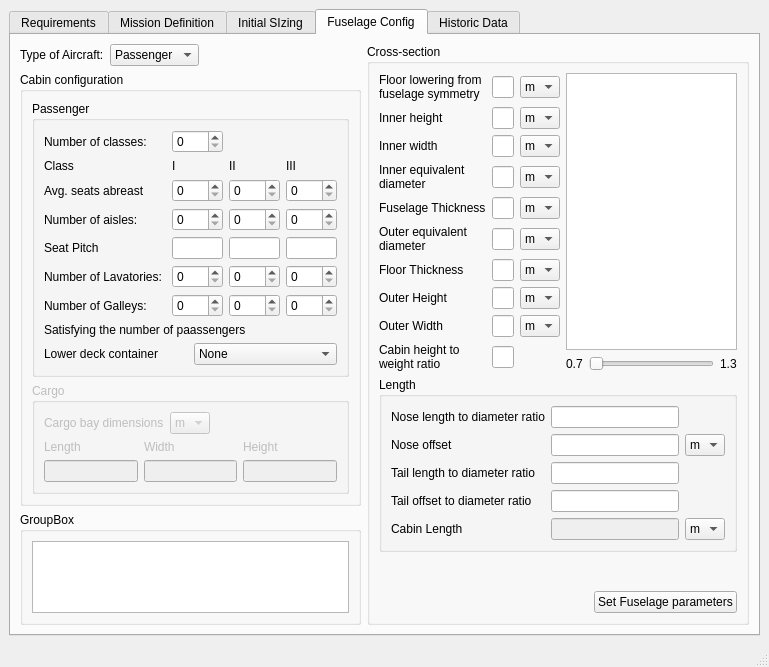
First picture: the form in gui/Window3.ui, repository varun-sudarsanan/opaide, before the edit.
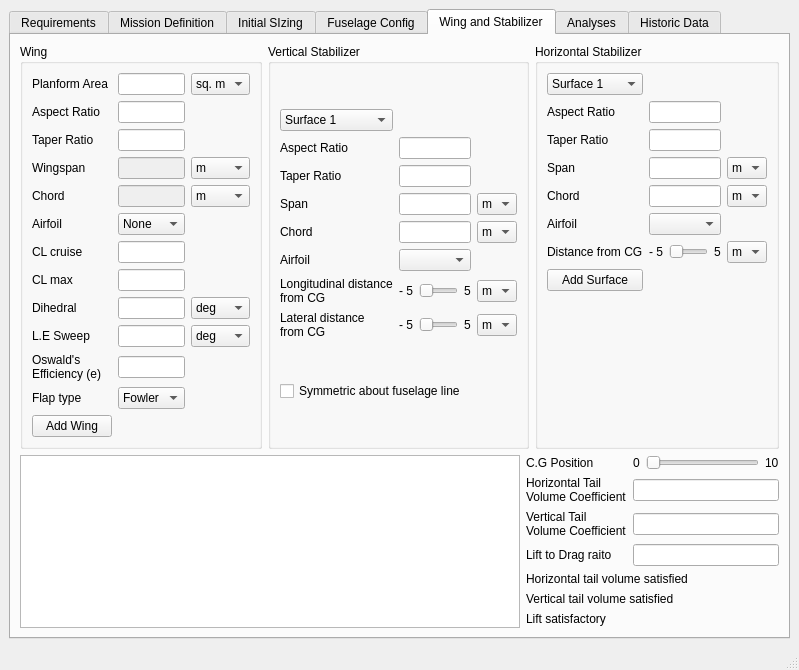
Second picture: the form after the edit.

Commit message: Wing & Stabilizer GUI Interface almost completed

```diff
--- a/gui/Window3.ui
+++ b/gui/Window3.ui
@@ -6,8 +6,8 @@
    <rect>
     <x>0</x>
     <y>0</y>
-    <width>769</width>
-    <height>638</height>
+    <width>771</width>
+    <height>652</height>
    </rect>
   </property>
   <property name="windowTitle">
@@ -18,7 +18,7 @@
     <item>
      <widget class="QTabWidget" name="tabWidget">
       <property name="currentIndex">
-       <number>3</number>
+       <number>4</number>
       </property>
       <widget class="QWidget" name="req_tab">
        <attribute name="title">
@@ -1908,15 +1908,6 @@
                </layout>
               </widget>
              </item>
-            </layout>
-           </widget>
-          </item>
-          <item>
-           <widget class="QGroupBox" name="groupBox">
-            <property name="title">
-             <string>GroupBox</string>
-            </property>
-            <layout class="QVBoxLayout" name="verticalLayout_18">
              <item>
               <widget class="QGraphicsView" name="graphicsView">
                <property name="minimumSize">
@@ -2358,6 +2349,769 @@
         </item>
        </layout>
       </widget>
+      <widget class="QWidget" name="tab">
+       <attribute name="title">
+        <string>Wing and Stabilizer</string>
+       </attribute>
+       <layout class="QHBoxLayout" name="horizontalLayout_11">
+        <item>
+         <layout class="QVBoxLayout" name="verticalLayout_24">
+          <item>
+           <layout class="QHBoxLayout" name="horizontalLayout_19">
+            <item>
+             <widget class="QGroupBox" name="groupBox_9">
+              <property name="title">
+               <string>Wing </string>
+              </property>
+              <layout class="QVBoxLayout" name="verticalLayout_22">
+               <item>
+                <layout class="QGridLayout" name="gridLayout_8">
+                 <item row="11" column="2">
+                  <widget class="QComboBox" name="comboBox_32">
+                   <item>
+                    <property name="text">
+                     <string>Fowler</string>
+                    </property>
+                   </item>
+                  </widget>
+                 </item>
+                 <item row="11" column="0">
+                  <widget class="QLabel" name="label_69">
+                   <property name="text">
+                    <string>Flap type</string>
+                   </property>
+                  </widget>
+                 </item>
+                 <item row="6" column="2">
+                  <widget class="QLineEdit" name="lineEdit_27"/>
+                 </item>
+                 <item row="6" column="0">
+                  <widget class="QLabel" name="label_57">
+                   <property name="text">
+                    <string>CL cruise</string>
+                   </property>
+                  </widget>
+                 </item>
+                 <item row="2" column="0">
+                  <widget class="QLabel" name="label_49">
+                   <property name="text">
+                    <string>Taper Ratio</string>
+                   </property>
+                  </widget>
+                 </item>
+                 <item row="3" column="0">
+                  <widget class="QLabel" name="label_54">
+                   <property name="text">
+                    <string>Wingspan</string>
+                   </property>
+                  </widget>
+                 </item>
+                 <item row="2" column="2">
+                  <widget class="QLineEdit" name="lineEdit_24"/>
+                 </item>
+                 <item row="0" column="2">
+                  <widget class="QLineEdit" name="lineEdit_10"/>
+                 </item>
+                 <item row="8" column="3">
+                  <widget class="QComboBox" name="comboBox_23">
+                   <item>
+                    <property name="text">
+                     <string>deg</string>
+                    </property>
+                   </item>
+                   <item>
+                    <property name="text">
+                     <string>rad</string>
+                    </property>
+                   </item>
+                  </widget>
+                 </item>
+                 <item row="7" column="2">
+                  <widget class="QLineEdit" name="lineEdit_28"/>
+                 </item>
+                 <item row="7" column="0">
+                  <widget class="QLabel" name="label_58">
+                   <property name="text">
+                    <string>CL max</string>
+                   </property>
+                  </widget>
+                 </item>
+                 <item row="1" column="0">
+                  <widget class="QLabel" name="label_47">
+                   <property name="text">
+                    <string>Aspect Ratio</string>
+                   </property>
+                  </widget>
+                 </item>
+                 <item row="8" column="0">
+                  <widget class="QLabel" name="label_62">
+                   <property name="text">
+                    <string>Dihedral</string>
+                   </property>
+                  </widget>
+                 </item>
+                 <item row="4" column="3">
+                  <widget class="QComboBox" name="comboBox_18">
+                   <item>
+                    <property name="text">
+                     <string>m</string>
+                    </property>
+                   </item>
+                   <item>
+                    <property name="text">
+                     <string>ft</string>
+                    </property>
+                   </item>
+                  </widget>
+                 </item>
+                 <item row="4" column="2">
+                  <widget class="QLineEdit" name="lineEdit_26">
+                   <property name="enabled">
+                    <bool>false</bool>
+                   </property>
+                  </widget>
+                 </item>
+                 <item row="3" column="2">
+                  <widget class="QLineEdit" name="lineEdit_25">
+                   <property name="enabled">
+                    <bool>false</bool>
+                   </property>
+                  </widget>
+                 </item>
+                 <item row="1" column="2">
+                  <widget class="QLineEdit" name="lineEdit_23"/>
+                 </item>
+                 <item row="5" column="2">
+                  <widget class="QComboBox" name="comboBox_16">
+                   <item>
+                    <property name="text">
+                     <string>None</string>
+                    </property>
+                   </item>
+                  </widget>
+                 </item>
+                 <item row="3" column="3">
+                  <widget class="QComboBox" name="comboBox_17">
+                   <item>
+                    <property name="text">
+                     <string>m</string>
+                    </property>
+                   </item>
+                   <item>
+                    <property name="text">
+                     <string>ft</string>
+                    </property>
+                   </item>
+                  </widget>
+                 </item>
+                 <item row="8" column="2">
+                  <widget class="QLineEdit" name="lineEdit_30"/>
+                 </item>
+                 <item row="5" column="0">
+                  <widget class="QLabel" name="label_56">
+                   <property name="text">
+                    <string>Airfoil</string>
+                   </property>
+                  </widget>
+                 </item>
+                 <item row="0" column="3">
+                  <widget class="QComboBox" name="comboBox_15">
+                   <item>
+                    <property name="text">
+                     <string>sq. m</string>
+                    </property>
+                   </item>
+                   <item>
+                    <property name="text">
+                     <string>sq. ft</string>
+                    </property>
+                   </item>
+                  </widget>
+                 </item>
+                 <item row="0" column="0">
+                  <widget class="QLabel" name="label_48">
+                   <property name="text">
+                    <string>Planform Area</string>
+                   </property>
+                  </widget>
+                 </item>
+                 <item row="4" column="0">
+                  <widget class="QLabel" name="label_55">
+                   <property name="text">
+                    <string>Chord</string>
+                   </property>
+                  </widget>
+                 </item>
+                 <item row="12" column="0">
+                  <widget class="QPushButton" name="pushButton_3">
+                   <property name="text">
+                    <string>Add Wing</string>
+                   </property>
+                  </widget>
+                 </item>
+                 <item row="10" column="2">
+                  <widget class="QLineEdit" name="lineEdit_42"/>
+                 </item>
+                 <item row="10" column="0">
+                  <widget class="QLabel" name="label_50">
+                   <property name="text">
+                    <string>Oswald's
+Efficiency (e)</string>
+                   </property>
+                  </widget>
+                 </item>
+                 <item row="9" column="0">
+                  <widget class="QLabel" name="label_87">
+                   <property name="text">
+                    <string>L.E Sweep</string>
+                   </property>
+                  </widget>
+                 </item>
+                 <item row="9" column="3">
+                  <widget class="QComboBox" name="comboBox_26">
+                   <item>
+                    <property name="text">
+                     <string>deg</string>
+                    </property>
+                   </item>
+                   <item>
+                    <property name="text">
+                     <string>rad</string>
+                    </property>
+                   </item>
+                  </widget>
+                 </item>
+                 <item row="9" column="2">
+                  <widget class="QLineEdit" name="lineEdit_41"/>
+                 </item>
+                </layout>
+               </item>
+              </layout>
+             </widget>
+            </item>
+            <item>
+             <widget class="QGroupBox" name="groupBox_10">
+              <property name="title">
+               <string>Vertical Stabilizer</string>
+              </property>
+              <layout class="QVBoxLayout" name="verticalLayout_25">
+               <item>
+                <layout class="QGridLayout" name="gridLayout_16">
+                 <item row="3" column="2">
+                  <widget class="QComboBox" name="comboBox_24">
+                   <item>
+                    <property name="text">
+                     <string>m</string>
+                    </property>
+                   </item>
+                   <item>
+                    <property name="text">
+                     <string>ft</string>
+                    </property>
+                   </item>
+                  </widget>
+                 </item>
+                 <item row="1" column="1">
+                  <widget class="QLineEdit" name="lineEdit_33"/>
+                 </item>
+                 <item row="1" column="0">
+                  <widget class="QLabel" name="label_59">
+                   <property name="text">
+                    <string>Aspect Ratio</string>
+                   </property>
+                  </widget>
+                 </item>
+                 <item row="5" column="1">
+                  <widget class="QComboBox" name="comboBox_19"/>
+                 </item>
+                 <item row="3" column="0">
+                  <widget class="QLabel" name="label_53">
+                   <property name="text">
+                    <string>Span</string>
+                   </property>
+                  </widget>
+                 </item>
+                 <item row="0" column="0">
+                  <widget class="QComboBox" name="comboBox_27">
+                   <item>
+                    <property name="text">
+                     <string>Surface 1</string>
+                    </property>
+                   </item>
+                   <item>
+                    <property name="text">
+                     <string>Surface 2</string>
+                    </property>
+                   </item>
+                   <item>
+                    <property name="text">
+                     <string>Surface 3</string>
+                    </property>
+                   </item>
+                  </widget>
+                 </item>
+                 <item row="2" column="1">
+                  <widget class="QLineEdit" name="lineEdit_32"/>
+                 </item>
+                 <item row="4" column="0">
+                  <widget class="QLabel" name="label_65">
+                   <property name="text">
+                    <string>Chord</string>
+                   </property>
+                  </widget>
+                 </item>
+                 <item row="3" column="1">
+                  <widget class="QLineEdit" name="lineEdit_29"/>
+                 </item>
+                 <item row="2" column="0">
+                  <widget class="QLabel" name="label_60">
+                   <property name="text">
+                    <string>Taper Ratio</string>
+                   </property>
+                  </widget>
+                 </item>
+                 <item row="5" column="0">
+                  <widget class="QLabel" name="label_51">
+                   <property name="text">
+                    <string>Airfoil</string>
+                   </property>
+                  </widget>
+                 </item>
+                 <item row="4" column="2">
+                  <widget class="QComboBox" name="comboBox_25">
+                   <item>
+                    <property name="text">
+                     <string>m</string>
+                    </property>
+                   </item>
+                   <item>
+                    <property name="text">
+                     <string>ft</string>
+                    </property>
+                   </item>
+                  </widget>
+                 </item>
+                 <item row="4" column="1">
+                  <widget class="QLineEdit" name="lineEdit_31"/>
+                 </item>
+                 <item row="6" column="2">
+                  <widget class="QComboBox" name="comboBox_30">
+                   <item>
+                    <property name="text">
+                     <string>m</string>
+                    </property>
+                   </item>
+                   <item>
+                    <property name="text">
+                     <string>ft</string>
+                    </property>
+                   </item>
+                  </widget>
+                 </item>
+                 <item row="6" column="1">
+                  <layout class="QHBoxLayout" name="horizontalLayout_16">
+                   <item>
+                    <widget class="QLabel" name="label_64">
+                     <property name="text">
+                      <string>- 5</string>
+                     </property>
+                    </widget>
+                   </item>
+                   <item>
+                    <widget class="QSlider" name="horizontalSlider_2">
+                     <property name="orientation">
+                      <enum>Qt::Horizontal</enum>
+                     </property>
+                    </widget>
+                   </item>
+                   <item>
+                    <widget class="QLabel" name="label_71">
+                     <property name="text">
+                      <string>5</string>
+                     </property>
+                    </widget>
+                   </item>
+                  </layout>
+                 </item>
+                 <item row="7" column="2">
+                  <widget class="QComboBox" name="comboBox_29">
+                   <item>
+                    <property name="text">
+                     <string>m</string>
+                    </property>
+                   </item>
+                   <item>
+                    <property name="text">
+                     <string>ft</string>
+                    </property>
+                   </item>
+                  </widget>
+                 </item>
+                 <item row="7" column="0">
+                  <widget class="QLabel" name="label_84">
+                   <property name="text">
+                    <string>Lateral distance
+from CG</string>
+                   </property>
+                  </widget>
+                 </item>
+                 <item row="7" column="1">
+                  <layout class="QHBoxLayout" name="horizontalLayout_22">
+                   <item>
+                    <widget class="QLabel" name="label_85">
+                     <property name="text">
+                      <string>- 5</string>
+                     </property>
+                    </widget>
+                   </item>
+                   <item>
+                    <widget class="QSlider" name="horizontalSlider_5">
+                     <property name="orientation">
+                      <enum>Qt::Horizontal</enum>
+                     </property>
+                    </widget>
+                   </item>
+                   <item>
+                    <widget class="QLabel" name="label_86">
+                     <property name="text">
+                      <string>5</string>
+                     </property>
+                    </widget>
+                   </item>
+                  </layout>
+                 </item>
+                 <item row="6" column="0">
+                  <widget class="QLabel" name="label_63">
+                   <property name="text">
+                    <string>Longitudinal distance
+from CG</string>
+                   </property>
+                  </widget>
+                 </item>
+                </layout>
+               </item>
+               <item>
+                <widget class="QCheckBox" name="checkBox">
+                 <property name="text">
+                  <string>Symmetric about fuselage line</string>
+                 </property>
+                </widget>
+               </item>
+              </layout>
+             </widget>
+            </item>
+            <item>
+             <widget class="QGroupBox" name="groupBox_11">
+              <property name="title">
+               <string>Horizontal Stabilizer</string>
+              </property>
+              <layout class="QVBoxLayout" name="verticalLayout_26">
+               <item>
+                <layout class="QGridLayout" name="gridLayout_19">
+                 <item row="0" column="0">
+                  <widget class="QComboBox" name="comboBox_28">
+                   <item>
+                    <property name="text">
+                     <string>Surface 1</string>
+                    </property>
+                   </item>
+                   <item>
+                    <property name="text">
+                     <string>Surface 2</string>
+                    </property>
+                   </item>
+                   <item>
+                    <property name="text">
+                     <string>Surface 3</string>
+                    </property>
+                   </item>
+                  </widget>
+                 </item>
+                 <item row="5" column="1">
+                  <widget class="QComboBox" name="comboBox_20"/>
+                 </item>
+                 <item row="2" column="1">
+                  <widget class="QLineEdit" name="lineEdit_36"/>
+                 </item>
+                 <item row="1" column="0">
+                  <widget class="QLabel" name="label_66">
+                   <property name="text">
+                    <string>Aspect Ratio</string>
+                   </property>
+                  </widget>
+                 </item>
+                 <item row="3" column="1">
+                  <widget class="QLineEdit" name="lineEdit_34"/>
+                 </item>
+                 <item row="1" column="1">
+                  <widget class="QLineEdit" name="lineEdit_37"/>
+                 </item>
+                 <item row="4" column="1">
+                  <widget class="QLineEdit" name="lineEdit_35"/>
+                 </item>
+                 <item row="5" column="0">
+                  <widget class="QLabel" name="label_52">
+                   <property name="text">
+                    <string>Airfoil</string>
+                   </property>
+                  </widget>
+                 </item>
+                 <item row="2" column="0">
+                  <widget class="QLabel" name="label_67">
+                   <property name="text">
+                    <string>Taper Ratio</string>
+                   </property>
+                  </widget>
+                 </item>
+                 <item row="4" column="0">
+                  <widget class="QLabel" name="label_70">
+                   <property name="text">
+                    <string>Chord</string>
+                   </property>
+                  </widget>
+                 </item>
+                 <item row="3" column="2">
+                  <widget class="QComboBox" name="comboBox_21">
+                   <item>
+                    <property name="text">
+                     <string>m</string>
+                    </property>
+                   </item>
+                   <item>
+                    <property name="text">
+                     <string>ft</string>
+                    </property>
+                   </item>
+                  </widget>
+                 </item>
+                 <item row="3" column="0">
+                  <widget class="QLabel" name="label_68">
+                   <property name="text">
+                    <string>Span</string>
+                   </property>
+                  </widget>
+                 </item>
+                 <item row="7" column="0">
+                  <widget class="QPushButton" name="pushButton_4">
+                   <property name="text">
+                    <string>Add Surface</string>
+                   </property>
+                  </widget>
+                 </item>
+                 <item row="4" column="2">
+                  <widget class="QComboBox" name="comboBox_22">
+                   <item>
+                    <property name="text">
+                     <string>m</string>
+                    </property>
+                   </item>
+                   <item>
+                    <property name="text">
+                     <string>ft</string>
+                    </property>
+                   </item>
+                  </widget>
+                 </item>
+                 <item row="6" column="1">
+                  <layout class="QHBoxLayout" name="horizontalLayout_17">
+                   <item>
+                    <widget class="QLabel" name="label_74">
+                     <property name="text">
+                      <string>- 5</string>
+                     </property>
+                    </widget>
+                   </item>
+                   <item>
+                    <widget class="QSlider" name="horizontalSlider_3">
+                     <property name="orientation">
+                      <enum>Qt::Horizontal</enum>
+                     </property>
+                    </widget>
+                   </item>
+                   <item>
+                    <widget class="QLabel" name="label_75">
+                     <property name="text">
+                      <string>5</string>
+                     </property>
+                    </widget>
+                   </item>
+                  </layout>
+                 </item>
+                 <item row="6" column="0">
+                  <widget class="QLabel" name="label_73">
+                   <property name="text">
+                    <string>Distance from CG</string>
+                   </property>
+                  </widget>
+                 </item>
+                 <item row="6" column="2">
+                  <widget class="QComboBox" name="comboBox_31">
+                   <item>
+                    <property name="text">
+                     <string>m</string>
+                    </property>
+                   </item>
+                   <item>
+                    <property name="text">
+                     <string>ft</string>
+                    </property>
+                   </item>
+                  </widget>
+                 </item>
+                 <item row="8" column="0">
+                  <spacer name="verticalSpacer_6">
+                   <property name="orientation">
+                    <enum>Qt::Vertical</enum>
+                   </property>
+                   <property name="sizeHint" stdset="0">
+                    <size>
+                     <width>20</width>
+                     <height>40</height>
+                    </size>
+                   </property>
+                  </spacer>
+                 </item>
+                </layout>
+               </item>
+              </layout>
+             </widget>
+            </item>
+           </layout>
+          </item>
+          <item>
+           <layout class="QHBoxLayout" name="horizontalLayout_20">
+            <item>
+             <widget class="QGraphicsView" name="graphicsView_4">
+              <property name="minimumSize">
+               <size>
+                <width>500</width>
+                <height>0</height>
+               </size>
+              </property>
+             </widget>
+            </item>
+            <item>
+             <layout class="QVBoxLayout" name="verticalLayout_23">
+              <item>
+               <layout class="QGridLayout" name="gridLayout_17">
+                <item row="1" column="0">
+                 <widget class="QLabel" name="label_72">
+                  <property name="text">
+                   <string>Horizontal Tail
+Volume Coefficient</string>
+                  </property>
+                 </widget>
+                </item>
+                <item row="1" column="1">
+                 <widget class="QLineEdit" name="lineEdit_38"/>
+                </item>
+                <item row="2" column="0">
+                 <widget class="QLabel" name="label_76">
+                  <property name="text">
+                   <string>Vertical Tail
+Volume Coefficient</string>
+                  </property>
+                 </widget>
+                </item>
+                <item row="2" column="1">
+                 <widget class="QLineEdit" name="lineEdit_40"/>
+                </item>
+                <item row="0" column="1">
+                 <layout class="QHBoxLayout" name="horizontalLayout_21">
+                  <item>
+                   <widget class="QLabel" name="label_78">
+                    <property name="text">
+                     <string>0</string>
+                    </property>
+                   </widget>
+                  </item>
+                  <item>
+                   <widget class="QSlider" name="horizontalSlider_4">
+                    <property name="orientation">
+                     <enum>Qt::Horizontal</enum>
+                    </property>
+                   </widget>
+                  </item>
+                  <item>
+                   <widget class="QLabel" name="label_79">
+                    <property name="text">
+                     <string>10</string>
+                    </property>
+                   </widget>
+                  </item>
+                 </layout>
+                </item>
+                <item row="0" column="0">
+                 <widget class="QLabel" name="label_77">
+                  <property name="text">
+                   <string>C.G Position</string>
+                  </property>
+                 </widget>
+                </item>
+                <item row="3" column="0">
+                 <widget class="QLabel" name="label_83">
+                  <property name="text">
+                   <string>Lift to Drag raito</string>
+                  </property>
+                 </widget>
+                </item>
+                <item row="3" column="1">
+                 <widget class="QLineEdit" name="lineEdit_39"/>
+                </item>
+               </layout>
+              </item>
+              <item>
+               <widget class="QLabel" name="label_81">
+                <property name="text">
+                 <string>Horizontal tail volume satisfied</string>
+                </property>
+               </widget>
+              </item>
+              <item>
+               <widget class="QLabel" name="label_82">
+                <property name="text">
+                 <string>Vertical tail volume satisfied</string>
+                </property>
+               </widget>
+              </item>
+              <item>
+               <widget class="QLabel" name="label_80">
+                <property name="text">
+                 <string>Lift satisfactory</string>
+                </property>
+               </widget>
+              </item>
+              <item>
+               <spacer name="verticalSpacer_5">
+                <property name="orientation">
+                 <enum>Qt::Vertical</enum>
+                </property>
+                <property name="sizeHint" stdset="0">
+                 <size>
+                  <width>20</width>
+                  <height>40</height>
+                 </size>
+                </property>
+               </spacer>
+              </item>
+             </layout>
+            </item>
+           </layout>
+          </item>
+         </layout>
+        </item>
+       </layout>
+      </widget>
+      <widget class="QWidget" name="tab_2">
+       <attribute name="title">
+        <string>Analyses</string>
+       </attribute>
+       <layout class="QVBoxLayout" name="verticalLayout_27">
+        <item>
+         <widget class="QMdiArea" name="mdiArea"/>
+        </item>
+       </layout>
+      </widget>
       <widget class="QWidget" name="historic_tab">
        <attribute name="title">
         <string>Historic Data</string>
```
Left out of the diff: 62 changed lines with no effect on the pictures. The commit also changes 1 other file.
